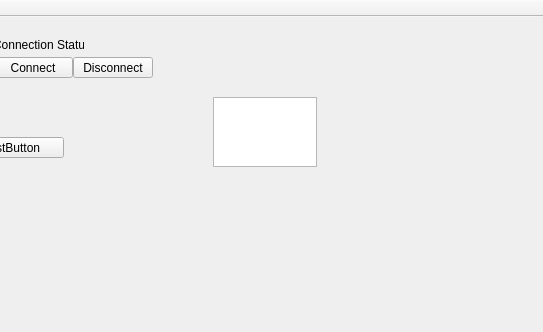
First picture: the form in app/mainwindow.ui, repository saccharios/FollowMeFlie, before the edit; both pictures show x 117 to 660 and y 0 to 332 of the 660 by 603 pixel window.
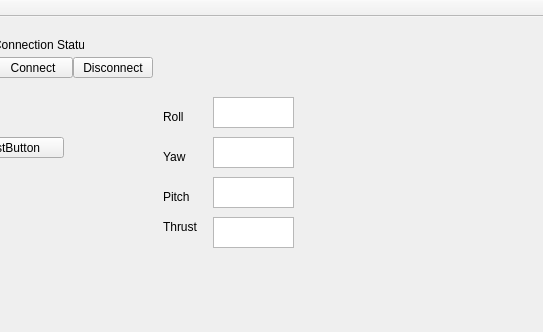
Second picture: the form after the edit.

Commit message: Add vector ctor for CRTPPackets. Add pitch, yaw and thrust actual value display in gui.

```diff
--- a/app/mainwindow.ui
+++ b/app/mainwindow.ui
@@ -133,9 +133,97 @@
      <rect>
       <x>330</x>
       <y>80</y>
-      <width>104</width>
-      <height>70</height>
+      <width>81</width>
+      <height>31</height>
      </rect>
+    </property>
+    <property name="minimumSize">
+     <size>
+      <width>61</width>
+      <height>0</height>
+     </size>
+    </property>
+   </widget>
+   <widget class="QPlainTextEdit" name="actYaw">
+    <property name="geometry">
+     <rect>
+      <x>330</x>
+      <y>120</y>
+      <width>81</width>
+      <height>31</height>
+     </rect>
+    </property>
+   </widget>
+   <widget class="QPlainTextEdit" name="actPitch">
+    <property name="geometry">
+     <rect>
+      <x>330</x>
+      <y>160</y>
+      <width>81</width>
+      <height>31</height>
+     </rect>
+    </property>
+   </widget>
+   <widget class="QPlainTextEdit" name="actThrust">
+    <property name="geometry">
+     <rect>
+      <x>330</x>
+      <y>200</y>
+      <width>81</width>
+      <height>31</height>
+     </rect>
+    </property>
+   </widget>
+   <widget class="QLabel" name="rollDisplay">
+    <property name="geometry">
+     <rect>
+      <x>280</x>
+      <y>90</y>
+      <width>41</width>
+      <height>20</height>
+     </rect>
+    </property>
+    <property name="text">
+     <string>Roll</string>
+    </property>
+   </widget>
+   <widget class="QLabel" name="yawDisplay">
+    <property name="geometry">
+     <rect>
+      <x>280</x>
+      <y>130</y>
+      <width>41</width>
+      <height>20</height>
+     </rect>
+    </property>
+    <property name="text">
+     <string>Yaw</string>
+    </property>
+   </widget>
+   <widget class="QLabel" name="pitchDisplay">
+    <property name="geometry">
+     <rect>
+      <x>280</x>
+      <y>170</y>
+      <width>41</width>
+      <height>20</height>
+     </rect>
+    </property>
+    <property name="text">
+     <string>Pitch</string>
+    </property>
+   </widget>
+   <widget class="QLabel" name="thrustDisplay">
+    <property name="geometry">
+     <rect>
+      <x>280</x>
+      <y>200</y>
+      <width>41</width>
+      <height>20</height>
+     </rect>
+    </property>
+    <property name="text">
+     <string>Thrust</string>
     </property>
    </widget>
   </widget>
```
The commit also changes 9 other files.
